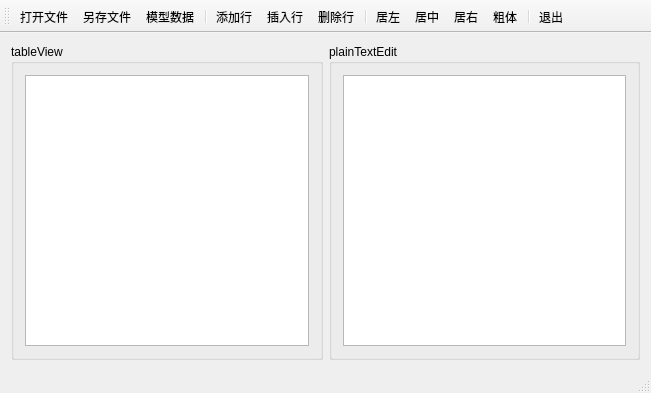
ml0042993/PyQt5, file Model&View结构/QStandardItemModel类/QtApp/MainWindow.ui: the form before one commit.
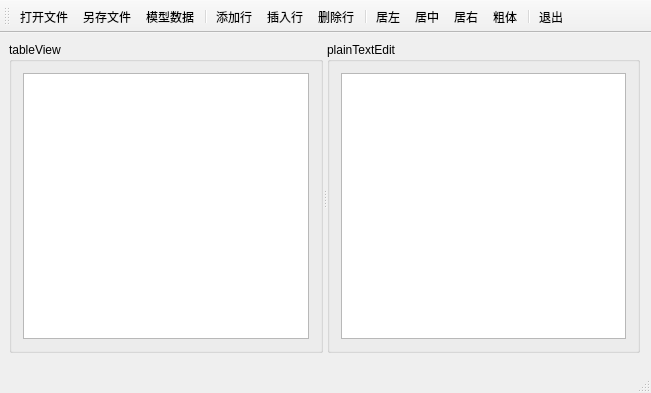
The form after the commit. Icons and pictures are not drawn.

What changed in the file:
```diff
--- a/Model&View结构/QStandardItemModel类/QtApp/MainWindow.ui
+++ b/Model&View结构/QStandardItemModel类/QtApp/MainWindow.ui
@@ -14,32 +14,39 @@
    <string>MainWindow</string>
   </property>
   <widget class="QWidget" name="centralWidget">
-   <layout class="QHBoxLayout" name="horizontalLayout">
-    <item>
+   <widget class="QSplitter" name="splitter">
+    <property name="geometry">
+     <rect>
+      <x>9</x>
+      <y>9</y>
+      <width>631</width>
+      <height>311</height>
+     </rect>
+    </property>
+    <property name="orientation">
+     <enum>Qt::Horizontal</enum>
+    </property>
      <widget class="QGroupBox" name="groupBox">
       <property name="title">
        <string>tableView</string>
       </property>
-      <layout class="QVBoxLayout" name="verticalLayout">
+     <layout class="QVBoxLayout" name="verticalLayout_2">
        <item>
         <widget class="QTableView" name="tableView"/>
        </item>
       </layout>
      </widget>
-    </item>
-    <item>
      <widget class="QGroupBox" name="groupBox_2">
       <property name="title">
        <string>plainTextEdit</string>
       </property>
-      <layout class="QVBoxLayout" name="verticalLayout_2">
+     <layout class="QVBoxLayout" name="verticalLayout">
        <item>
         <widget class="QPlainTextEdit" name="plainTextEdit"/>
        </item>
       </layout>
      </widget>
-    </item>
-   </layout>
+   </widget>
   </widget>
   <widget class="QToolBar" name="mainToolBar">
    <property name="toolButtonStyle">
```
Lines whose indentation alone changed are shown as unchanged.
